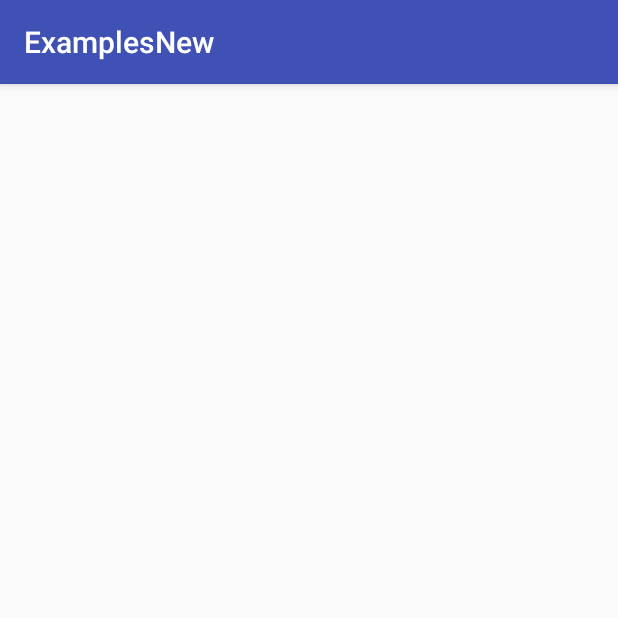
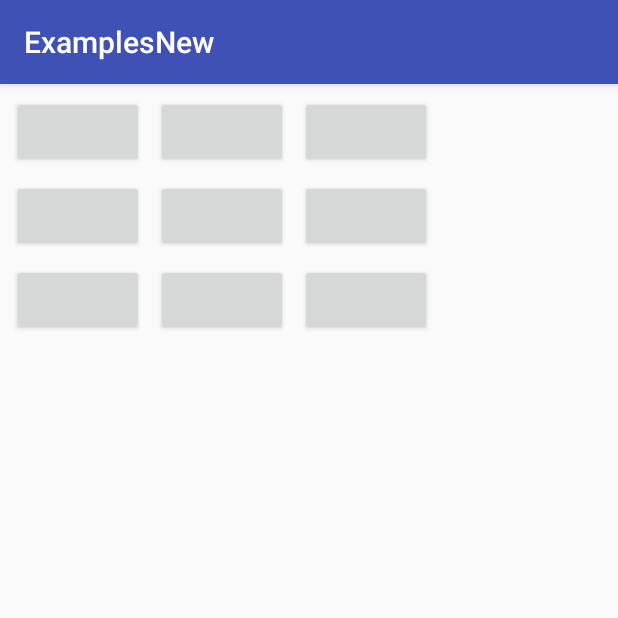
Before and after one commit to AlexWalker28/TrainingFeb, an Android app: the screen it shows after launch (MainActivity), on a phone screen of 412 x 824 dp, the top half of it. Run offline under Robolectric (Android 15) with nearby library versions, the phone set to English and light mode, and no system bars.

Commit message:
start of XO game

```diff
--- a/app/src/main/java/kg/kloop/android/examplesnew/MainActivity.java
+++ b/app/src/main/java/kg/kloop/android/examplesnew/MainActivity.java
@@ -1,13 +1,25 @@
 package kg.kloop.android.examplesnew;
 
+import android.os.Bundle;
 import android.support.v7.app.AppCompatActivity;
-import android.os.Bundle;
 import android.view.View;
 import android.widget.Button;
-import android.widget.EditText;
 import android.widget.TextView;
 
 public class MainActivity extends AppCompatActivity {
+
+    Button button00;
+    Button button10;
+    Button button20;
+    Button button01;
+    Button button11;
+    Button button21;
+    Button button02;
+    Button button12;
+    Button button22;
+    TextView infoTextView;
+    XoController xoController;
+    XoModel xoModel;
 
 
     @Override
@@ -15,6 +27,37 @@ public class MainActivity extends AppCompatActivity {
         super.onCreate(savedInstanceState);
         setContentView(R.layout.activity_main);
 
+        button00 = findViewById(R.id.button00);
+        button10 = findViewById(R.id.button10);
+        button20 = findViewById(R.id.button20);
+        button01 = findViewById(R.id.button01);
+        button11 = findViewById(R.id.button11);
+        button21 = findViewById(R.id.button21);
+        button02 = findViewById(R.id.button02);
+        button12 = findViewById(R.id.button12);
+        button22 = findViewById(R.id.button22);
+        infoTextView = findViewById(R.id.info_text_view);
+        xoModel = new XoModel();
+        xoController = new XoController(xoModel);
+
+        button00.setOnClickListener(new View.OnClickListener() {
+            @Override
+            public void onClick(View view) {
+                if (xoModel.getWinner() == 0) {
+                    if (xoModel.getPlayer() == XoModel.PLAYER_X) {
+                        button00.setText("x");
+                        infoTextView.setText("It's now Player 2 turn");
+                    } else {
+                        button00.setText("o");
+                        infoTextView.setText("It's now Player 1 turn");
+                    }
+                    xoController.playerMove(0, 0);
+                } else {
+                    infoTextView.setText(xoModel.getWinner());
+                }
+            }
+        });
+
 
     }
 
--- /dev/null
+++ b/app/src/main/java/kg/kloop/android/examplesnew/XoController.java
@@ -0,0 +1,25 @@
+package kg.kloop.android.examplesnew;
+
+/**
+ * Created by alexwalker on 12.02.2018.
+ */
+
+class XoController {
+    XoModel xoModel;
+    int[][] field;
+
+    public XoController(XoModel xoModel) {
+        this.xoModel = xoModel;
+        field = xoModel.getField();
+    }
+    public void playerMove(int x, int y) {
+        if (xoModel.getPlayer() == XoModel.PLAYER_X) {
+            field[x][y] = XoModel.PLAYER_X;
+            xoModel.setPlayer(XoModel.PLAYER_O);
+        } else if (xoModel.getPlayer() == XoModel.PLAYER_O) {
+            field[x][y] = XoModel.PLAYER_O;
+            xoModel.setPlayer(XoModel.PLAYER_X);
+        }
+
+    }
+}
--- /dev/null
+++ b/app/src/main/java/kg/kloop/android/examplesnew/XoModel.java
@@ -0,0 +1,37 @@
+package kg.kloop.android.examplesnew;
+
+/**
+ * Created by alexwalker on 12.02.2018.
+ */
+
+class XoModel {
+    public static final int PLAYER_X = 1;
+    public static final int PLAYER_O = 2;
+    private static final int NO_WINNER = 0;
+
+    private int player;
+    private int winner;
+    private int[][] field;
+
+    public XoModel() {
+        field = new int[3][3];
+        player = PLAYER_X;
+        winner = NO_WINNER;
+    }
+
+    public int getPlayer() {
+        return player;
+    }
+
+    public int getWinner() {
+        return winner;
+    }
+
+    public int[][] getField() {
+        return field;
+    }
+
+    public void setPlayer(int player) {
+        this.player = player;
+    }
+}
--- a/app/src/main/res/layout/activity_main.xml
+++ b/app/src/main/res/layout/activity_main.xml
@@ -6,4 +6,93 @@
     android:layout_height="match_parent"
     tools:context="kg.kloop.android.examplesnew.MainActivity">
 
+    <Button
+        android:id="@+id/button00"
+        android:layout_width="wrap_content"
+        android:layout_height="wrap_content"
+        android:layout_marginStart="8dp"
+        android:layout_marginTop="8dp"
+        app:layout_constraintStart_toStartOf="parent"
+        app:layout_constraintTop_toTopOf="parent" />
+
+    <Button
+        android:id="@+id/button10"
+        android:layout_width="wrap_content"
+        android:layout_height="wrap_content"
+        android:layout_marginStart="8dp"
+        android:layout_marginTop="8dp"
+        app:layout_constraintStart_toEndOf="@+id/button00"
+        app:layout_constraintTop_toTopOf="parent" />
+
+    <Button
+        android:id="@+id/button20"
+        android:layout_width="wrap_content"
+        android:layout_height="wrap_content"
+        android:layout_marginStart="8dp"
+        android:layout_marginTop="8dp"
+        app:layout_constraintStart_toEndOf="@+id/button10"
+        app:layout_constraintTop_toTopOf="parent" />
+
+    <Button
+        android:id="@+id/button01"
+        android:layout_width="wrap_content"
+        android:layout_height="wrap_content"
+        android:layout_marginStart="8dp"
+        android:layout_marginTop="8dp"
+        app:layout_constraintStart_toStartOf="parent"
+        app:layout_constraintTop_toBottomOf="@+id/button00" />
+
+    <Button
+        android:id="@+id/button11"
+        android:layout_width="wrap_content"
+        android:layout_height="wrap_content"
+        android:layout_marginStart="8dp"
+        android:layout_marginTop="8dp"
+        app:layout_constraintStart_toEndOf="@+id/button01"
+        app:layout_constraintTop_toBottomOf="@+id/button10" />
+
+    <Button
+        android:id="@+id/button21"
+        android:layout_width="wrap_content"
+        android:layout_height="wrap_content"
+        android:layout_marginStart="8dp"
+        android:layout_marginTop="8dp"
+        app:layout_constraintStart_toEndOf="@+id/button11"
+        app:layout_constraintTop_toBottomOf="@+id/button20" />
+
+    <Button
+        android:id="@+id/button02"
+        android:layout_width="wrap_content"
+        android:layout_height="wrap_content"
+        android:layout_marginStart="8dp"
+        android:layout_marginTop="8dp"
+        app:layout_constraintStart_toStartOf="parent"
+        app:layout_constraintTop_toBottomOf="@+id/button01" />
+
+    <Button
+        android:id="@+id/button12"
+        android:layout_width="wrap_content"
+        android:layout_height="wrap_content"
+        android:layout_marginStart="8dp"
+        android:layout_marginTop="8dp"
+        app:layout_constraintStart_toEndOf="@+id/button02"
+        app:layout_constraintTop_toBottomOf="@+id/button11" />
+
+    <Button
+        android:id="@+id/button22"
+        android:layout_width="wrap_content"
+        android:layout_height="wrap_content"
+        android:layout_marginStart="8dp"
+        android:layout_marginTop="8dp"
+        app:layout_constraintStart_toEndOf="@+id/button12"
+        app:layout_constraintTop_toBottomOf="@+id/button21" />
+
+    <TextView
+        android:id="@+id/info_text_view"
+        android:layout_width="wrap_content"
+        android:layout_height="wrap_content"
+        android:layout_marginStart="8dp"
+        android:layout_marginTop="8dp"
+        app:layout_constraintStart_toStartOf="parent"
+        app:layout_constraintTop_toBottomOf="@+id/button12" />
 </android.support.constraint.ConstraintLayout>
--- a/build.gradle
+++ b/build.gradle
@@ -7,7 +7,7 @@ buildscript {
         jcenter()
     }
     dependencies {
-        classpath 'com.android.tools.build:gradle:3.0.0'
+        classpath 'com.android.tools.build:gradle:3.0.1'
 
 
         // NOTE: Do not place your application dependencies here; they belong
```
